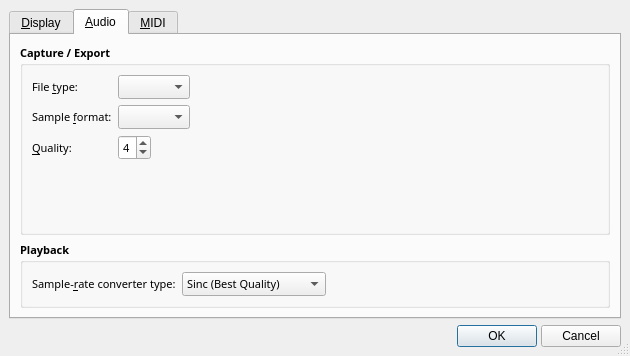
Before: the Qt Designer form src/qtractorOptionsForm.ui in rncbc/qtractor, drawn with Qt 5.
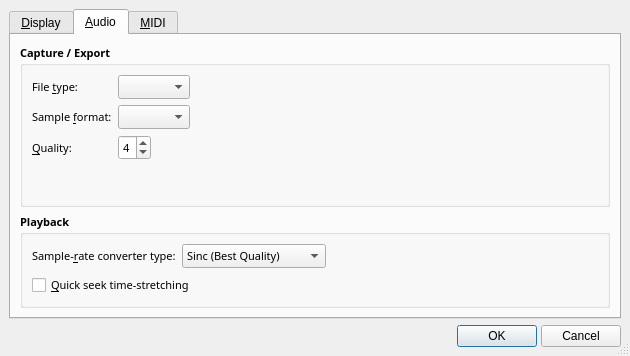
After: the same form once the commit is applied. The open tabs and pages were chosen to show the change. Icons and pictures are not drawn.

Commit message: - New "Options.../Audio/Playback/Quick seek time-stretching" global   option, providing a quick seek mode (hierarchical search) while   doing all audio buffer time-stretching.

Diff of the .ui file:
```diff
--- a/src/qtractorOptionsForm.ui
+++ b/src/qtractorOptionsForm.ui
@@ -866,6 +866,30 @@
             </item>
            </widget>
           </item>
+          <item row="1" column="0" colspan="3" >
+           <widget class="QCheckBox" name="AudioQuickSeekCheckBox" >
+            <property name="font" >
+             <font>
+              <family>Sans Serif</family>
+              <pointsize>8</pointsize>
+              <weight>50</weight>
+              <italic>false</italic>
+              <bold>false</bold>
+              <underline>false</underline>
+              <strikeout>false</strikeout>
+             </font>
+            </property>
+            <property name="toolTip" >
+             <string>Whether to apply a quick seek time-stretching</string>
+            </property>
+            <property name="text" >
+             <string>&amp;Quick seek time-stretching</string>
+            </property>
+            <property name="shortcut" >
+             <string>Alt+Q</string>
+            </property>
+           </widget>
+          </item>
          </layout>
         </widget>
        </item>
```
Left out of the diff: 1 changed line with no effect on the pictures. The commit also changes 14 other files.
